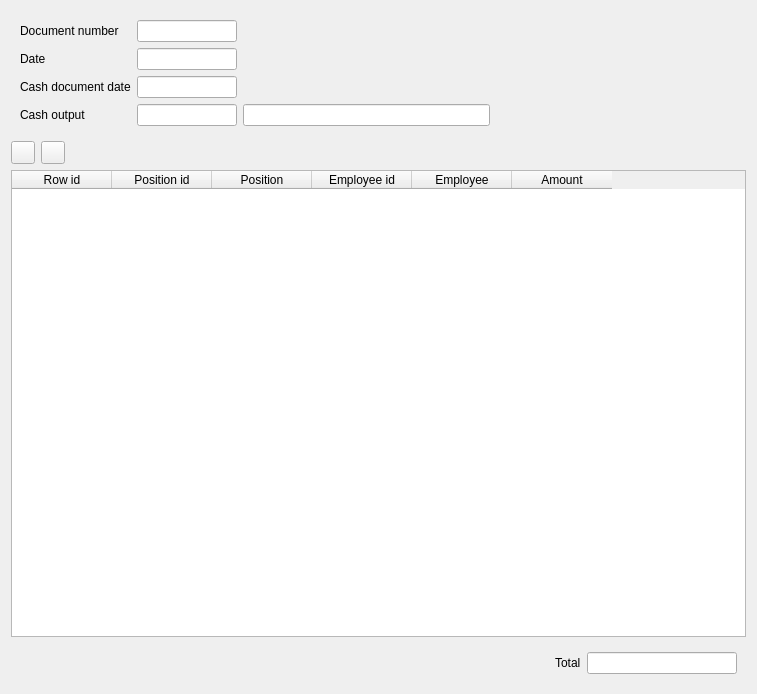
Above: FrontDesk/c5salarydoc.ui from End1-1/Cafe5 before the change. Below: the same form after it.
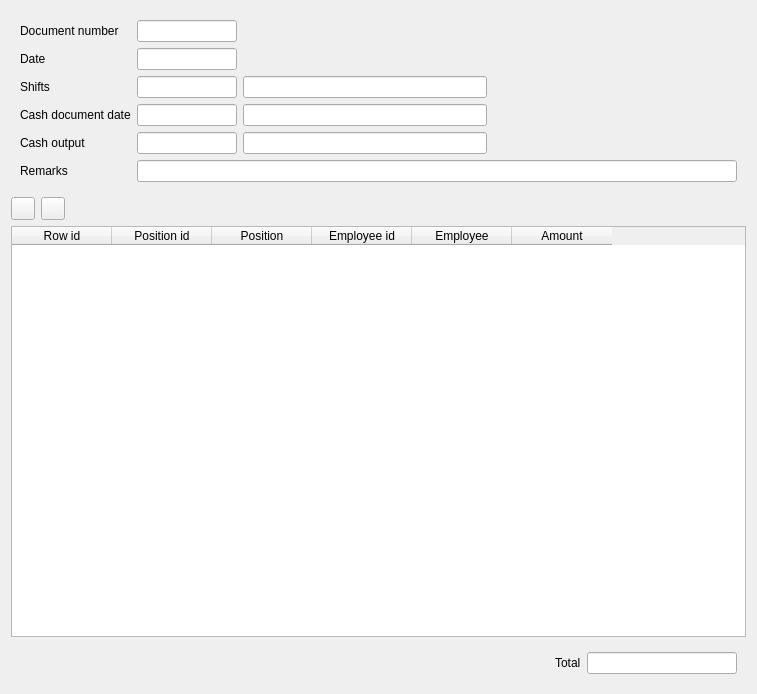
That is the form after the change. Icons and pictures are not drawn. Custom widgets are drawn as their Qt base class.

Commit message: Manual changing shift

```diff
--- a/FrontDesk/c5salarydoc.ui
+++ b/FrontDesk/c5salarydoc.ui
@@ -24,7 +24,7 @@
         </property>
        </widget>
       </item>
-      <item row="0" column="1">
+      <item row="0" column="2">
        <widget class="C5LineEdit" name="leDocnumber">
         <property name="maximumSize">
          <size>
@@ -34,6 +34,13 @@
         </property>
        </widget>
       </item>
+      <item row="6" column="0">
+       <widget class="QLabel" name="label_6">
+        <property name="text">
+         <string>Remarks</string>
+        </property>
+       </widget>
+      </item>
       <item row="1" column="0">
        <widget class="QLabel" name="label_2">
         <property name="text">
@@ -41,7 +48,7 @@
         </property>
        </widget>
       </item>
-      <item row="2" column="1">
+      <item row="3" column="2">
        <widget class="C5DateEdit" name="deCashDate">
         <property name="maximumSize">
          <size>
@@ -51,48 +58,14 @@
         </property>
        </widget>
       </item>
-      <item row="2" column="0">
+      <item row="3" column="0">
        <widget class="QLabel" name="label_3">
         <property name="text">
          <string>Cash document date</string>
         </property>
        </widget>
       </item>
-      <item row="3" column="1">
-       <widget class="C5LineEditWithSelector" name="leCash">
-        <property name="maximumSize">
-         <size>
-          <width>100</width>
-          <height>16777215</height>
-         </size>
-        </property>
-       </widget>
-      </item>
-      <item row="3" column="0">
-       <widget class="QLabel" name="label_4">
-        <property name="text">
-         <string>Cash output</string>
-        </property>
-       </widget>
-      </item>
-      <item row="3" column="2">
-       <widget class="QLineEdit" name="leCashName">
-        <property name="readOnly">
-         <bool>true</bool>
-        </property>
-       </widget>
-      </item>
-      <item row="1" column="1">
-       <widget class="C5DateEdit" name="deDate">
-        <property name="maximumSize">
-         <size>
-          <width>100</width>
-          <height>16777215</height>
-         </size>
-        </property>
-       </widget>
-      </item>
-      <item row="3" column="3">
+      <item row="4" column="4">
        <spacer name="horizontalSpacer_3">
         <property name="orientation">
          <enum>Qt::Horizontal</enum>
@@ -105,6 +78,80 @@
         </property>
        </spacer>
       </item>
+      <item row="2" column="0">
+       <widget class="QLabel" name="label_7">
+        <property name="text">
+         <string>Shifts</string>
+        </property>
+       </widget>
+      </item>
+      <item row="4" column="2">
+       <widget class="C5LineEditWithSelector" name="leCash">
+        <property name="maximumSize">
+         <size>
+          <width>100</width>
+          <height>16777215</height>
+         </size>
+        </property>
+       </widget>
+      </item>
+      <item row="4" column="0">
+       <widget class="QLabel" name="label_4">
+        <property name="text">
+         <string>Cash output</string>
+        </property>
+       </widget>
+      </item>
+      <item row="4" column="3">
+       <widget class="QLineEdit" name="leCashName">
+        <property name="readOnly">
+         <bool>true</bool>
+        </property>
+       </widget>
+      </item>
+      <item row="1" column="2">
+       <widget class="C5DateEdit" name="deDate">
+        <property name="maximumSize">
+         <size>
+          <width>100</width>
+          <height>16777215</height>
+         </size>
+        </property>
+       </widget>
+      </item>
+      <item row="6" column="2" colspan="3">
+       <widget class="C5LineEdit" name="leRemarks"/>
+      </item>
+      <item row="2" column="3">
+       <widget class="QLineEdit" name="leShiftName">
+        <property name="readOnly">
+         <bool>true</bool>
+        </property>
+       </widget>
+      </item>
+      <item row="2" column="2">
+       <widget class="C5LineEditWithSelector" name="leShift">
+        <property name="maximumSize">
+         <size>
+          <width>100</width>
+          <height>16777215</height>
+         </size>
+        </property>
+       </widget>
+      </item>
+      <item row="3" column="3">
+       <widget class="QLineEdit" name="lePaid">
+        <property name="font">
+         <font>
+          <weight>75</weight>
+          <bold>true</bold>
+         </font>
+        </property>
+        <property name="readOnly">
+         <bool>true</bool>
+        </property>
+       </widget>
+      </item>
      </layout>
     </widget>
    </item>
```
The commit also changes 67 other files.
